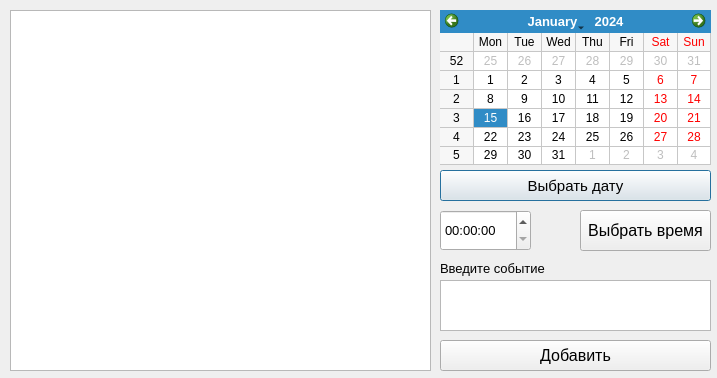
The window that dialog.ui (sapr-bntu/Reminder) describes before a commit, drawn with Qt 5.
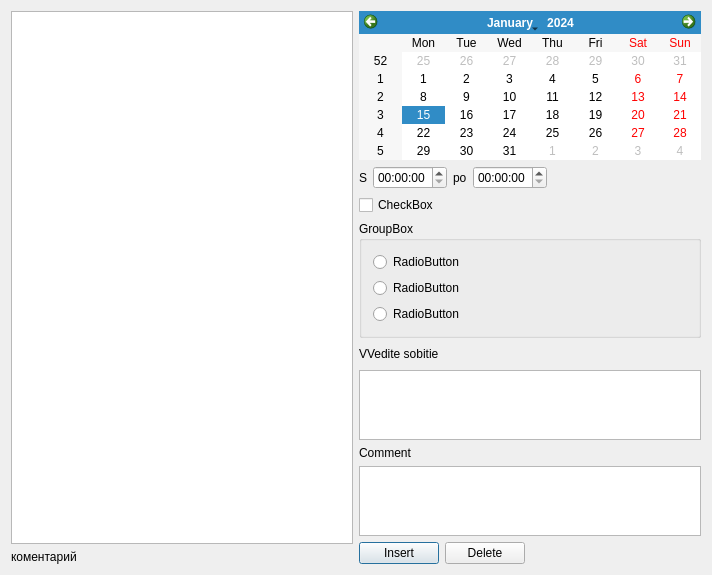
The same window after the commit.

Commit message: готова база данных и часть интерфейса

Diff of the .ui file:
```diff
--- a/dialog.ui
+++ b/dialog.ui
@@ -9,149 +9,178 @@
    <rect>
     <x>0</x>
     <y>0</y>
-    <width>717</width>
-    <height>378</height>
+    <width>712</width>
+    <height>560</height>
    </rect>
   </property>
-  <property name="font">
-   <font>
-    <family>Tahoma</family>
-    <pointsize>10</pointsize>
-   </font>
-  </property>
   <property name="windowTitle">
    <string>Планировщик</string>
   </property>
-  <property name="modal">
-   <bool>false</bool>
-  </property>
-  <widget class="QTextBrowser" name="textBrowser">
-   <property name="geometry">
-    <rect>
-     <x>10</x>
-     <y>10</y>
-     <width>421</width>
-     <height>361</height>
-    </rect>
-   </property>
-  </widget>
-  <widget class="QTimeEdit" name="timeEdit">
-   <property name="geometry">
-    <rect>
-     <x>440</x>
-     <y>210</y>
-     <width>91</width>
-     <height>41</height>
-    </rect>
-   </property>
-  </widget>
-  <widget class="QPushButton" name="pushButton_2">
-   <property name="geometry">
-    <rect>
-     <x>440</x>
-     <y>170</y>
-     <width>271</width>
-     <height>31</height>
-    </rect>
-   </property>
-   <property name="font">
-    <font>
-     <family>Tahoma</family>
-     <pointsize>11</pointsize>
-     <weight>50</weight>
-     <bold>false</bold>
-    </font>
-   </property>
-   <property name="text">
-    <string>Выбрать дату</string>
-   </property>
-  </widget>
-  <widget class="QPushButton" name="pushButton_3">
-   <property name="geometry">
-    <rect>
-     <x>580</x>
-     <y>210</y>
-     <width>131</width>
-     <height>41</height>
-    </rect>
-   </property>
-   <property name="font">
-    <font>
-     <family>Tahoma</family>
-     <pointsize>12</pointsize>
-    </font>
-   </property>
-   <property name="text">
-    <string>Выбрать время</string>
-   </property>
-  </widget>
-  <widget class="QTextEdit" name="textEdit">
-   <property name="geometry">
-    <rect>
-     <x>440</x>
-     <y>280</y>
-     <width>271</width>
-     <height>51</height>
-    </rect>
-   </property>
-  </widget>
-  <widget class="QPushButton" name="pushButton_4">
-   <property name="geometry">
-    <rect>
-     <x>440</x>
-     <y>340</y>
-     <width>271</width>
-     <height>31</height>
-    </rect>
-   </property>
-   <property name="font">
-    <font>
-     <family>Tahoma</family>
-     <pointsize>12</pointsize>
-    </font>
-   </property>
-   <property name="text">
-    <string>Добавить</string>
-   </property>
-  </widget>
-  <widget class="QCalendarWidget" name="calendarWidget">
-   <property name="geometry">
-    <rect>
-     <x>440</x>
-     <y>10</y>
-     <width>271</width>
-     <height>155</height>
-    </rect>
-   </property>
-   <property name="font">
-    <font>
-     <family>Tahoma</family>
-     <pointsize>9</pointsize>
-    </font>
-   </property>
-   <property name="cursor">
-    <cursorShape>PointingHandCursor</cursorShape>
-   </property>
-   <property name="firstDayOfWeek">
-    <enum>Qt::Monday</enum>
-   </property>
-   <property name="gridVisible">
-    <bool>true</bool>
-   </property>
-  </widget>
-  <widget class="QLabel" name="label">
-   <property name="geometry">
-    <rect>
-     <x>440</x>
-     <y>260</y>
-     <width>111</width>
-     <height>16</height>
-    </rect>
-   </property>
-   <property name="text">
-    <string>Введите событие</string>
-   </property>
-  </widget>
+  <layout class="QHBoxLayout" name="horizontalLayout_4">
+   <item>
+    <layout class="QVBoxLayout" name="verticalLayout_2">
+     <item>
+      <widget class="QTableView" name="tableView1"/>
+     </item>
+     <item>
+      <widget class="QLabel" name="comment">
+       <property name="text">
+        <string>коментарий</string>
+       </property>
+      </widget>
+     </item>
+    </layout>
+   </item>
+   <item>
+    <layout class="QVBoxLayout" name="verticalLayout">
+     <item>
+      <widget class="QCalendarWidget" name="calendarWidget"/>
+     </item>
+     <item>
+      <layout class="QHBoxLayout" name="horizontalLayout_3">
+       <item>
+        <widget class="QLabel" name="label_3">
+         <property name="text">
+          <string>S</string>
+         </property>
+        </widget>
+       </item>
+       <item>
+        <widget class="QTimeEdit" name="timeEdit"/>
+       </item>
+       <item>
+        <widget class="QLabel" name="label_4">
+         <property name="text">
+          <string>po</string>
+         </property>
+        </widget>
+       </item>
+       <item>
+        <widget class="QTimeEdit" name="timeEdit_2"/>
+       </item>
+       <item>
+        <spacer name="horizontalSpacer_3">
+         <property name="orientation">
+          <enum>Qt::Horizontal</enum>
+         </property>
+         <property name="sizeHint" stdset="0">
+          <size>
+           <width>40</width>
+           <height>20</height>
+          </size>
+         </property>
+        </spacer>
+       </item>
+      </layout>
+     </item>
+     <item>
+      <widget class="QCheckBox" name="checkBox">
+       <property name="text">
+        <string>CheckBox</string>
+       </property>
+      </widget>
+     </item>
+     <item>
+      <widget class="QGroupBox" name="groupBox">
+       <property name="title">
+        <string>GroupBox</string>
+       </property>
+       <layout class="QVBoxLayout" name="verticalLayout_3">
+        <item>
+         <widget class="QRadioButton" name="radioButton">
+          <property name="text">
+           <string>RadioButton</string>
+          </property>
+         </widget>
+        </item>
+        <item>
+         <widget class="QRadioButton" name="radioButton_3">
+          <property name="text">
+           <string>RadioButton</string>
+          </property>
+         </widget>
+        </item>
+        <item>
+         <widget class="QRadioButton" name="radioButton_2">
+          <property name="text">
+           <string>RadioButton</string>
+          </property>
+         </widget>
+        </item>
+       </layout>
+      </widget>
+     </item>
+     <item>
+      <layout class="QHBoxLayout" name="horizontalLayout">
+       <item>
+        <widget class="QLabel" name="label">
+         <property name="text">
+          <string>VVedite sobitie</string>
+         </property>
+        </widget>
+       </item>
+       <item>
+        <spacer name="horizontalSpacer">
+         <property name="orientation">
+          <enum>Qt::Horizontal</enum>
+         </property>
+         <property name="sizeHint" stdset="0">
+          <size>
+           <width>40</width>
+           <height>20</height>
+          </size>
+         </property>
+        </spacer>
+       </item>
+      </layout>
+     </item>
+     <item>
+      <widget class="QTextEdit" name="textEdit"/>
+     </item>
+     <item>
+      <widget class="QLabel" name="label_2">
+       <property name="text">
+        <string>Comment</string>
+       </property>
+      </widget>
+     </item>
+     <item>
+      <widget class="QTextEdit" name="textEdit_2"/>
+     </item>
+     <item>
+      <layout class="QHBoxLayout" name="horizontalLayout_2">
+       <item>
+        <widget class="QPushButton" name="pushButton">
+         <property name="text">
+          <string>Insert</string>
+         </property>
+        </widget>
+       </item>
+       <item>
+        <widget class="QPushButton" name="pushButton_2">
+         <property name="text">
+          <string>Delete</string>
+         </property>
+        </widget>
+       </item>
+       <item>
+        <spacer name="horizontalSpacer_2">
+         <property name="orientation">
+          <enum>Qt::Horizontal</enum>
+         </property>
+         <property name="sizeHint" stdset="0">
+          <size>
+           <width>40</width>
+           <height>20</height>
+          </size>
+         </property>
+        </spacer>
+       </item>
+      </layout>
+     </item>
+    </layout>
+   </item>
+  </layout>
  </widget>
  <layoutdefault spacing="6" margin="11"/>
  <resources/>
```
Left out of the diff: 5 changed lines with no effect on the pictures. The commit also changes 4 other files.
